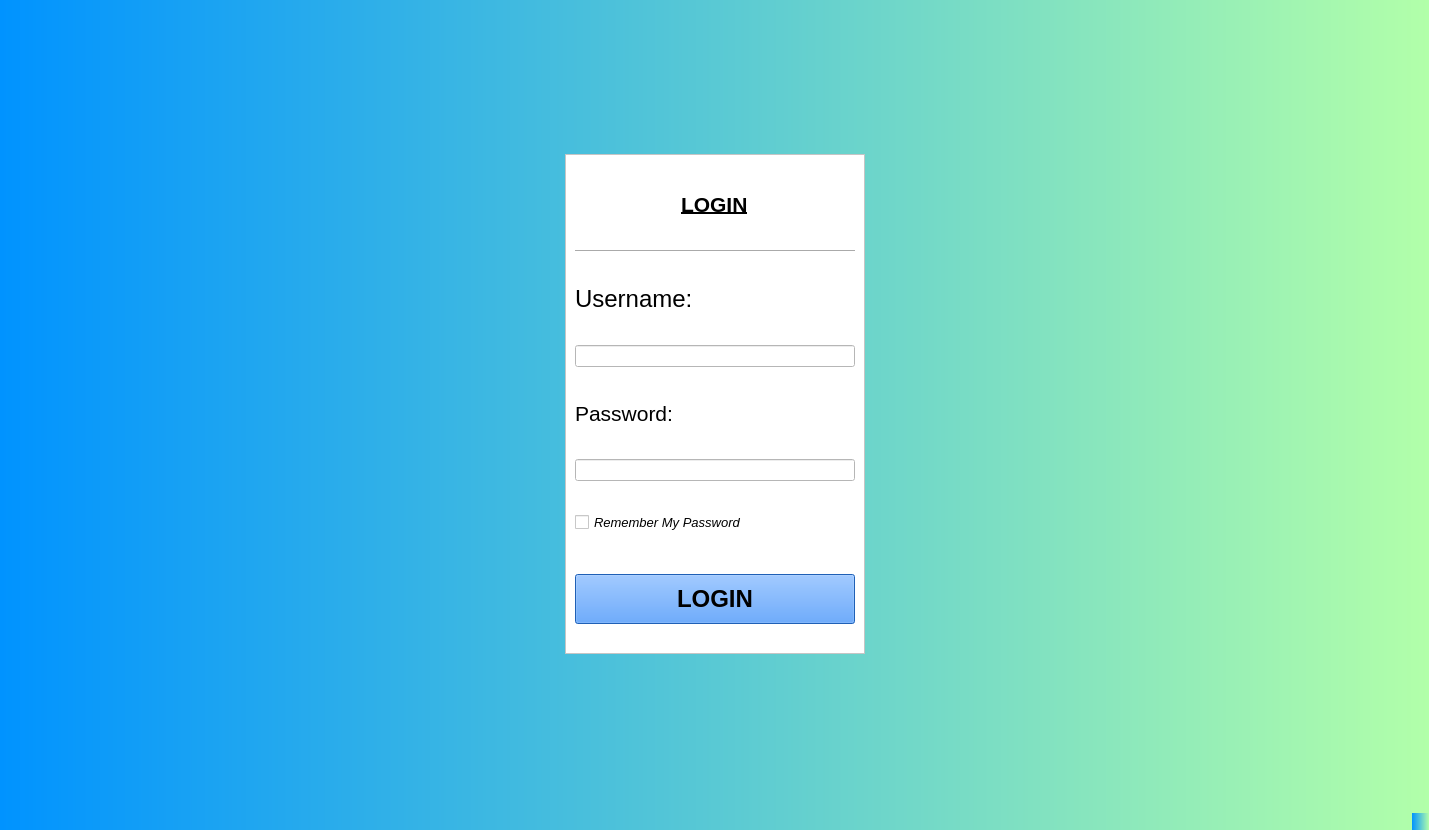
Before: the Qt Designer form login.ui in mj2266/inventory_app, drawn with Qt 5.
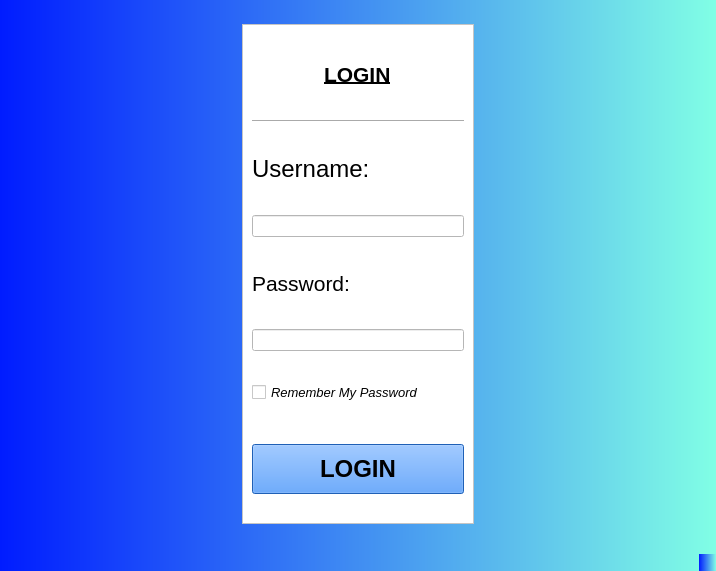
After: the same form once the commit is applied.

What changed in the file:
```diff
--- a/login.ui
+++ b/login.ui
@@ -6,17 +6,15 @@
    <rect>
     <x>0</x>
     <y>0</y>
-    <width>1429</width>
-    <height>830</height>
+    <width>716</width>
+    <height>571</height>
    </rect>
   </property>
   <property name="windowTitle">
    <string>MainWindow</string>
   </property>
   <property name="styleSheet">
-   <string notr="true">background-color: qlineargradient(spread:pad, x1:0, y1:0, x2:1, y2:0, stop:0 rgba(0, 147, 255, 255), stop:1 rgba(255, 255, 255, 255));
-background-color: qlineargradient(spread:pad, x1:0, y1:0, x2:1, y2:1, stop:0 rgba(0, 147, 255, 255), stop:1 rgba(178, 255, 169, 255));
-background-color: qlineargradient(spread:pad, x1:0, y1:0, x2:1, y2:0, stop:0 rgba(0, 147, 255, 255), stop:1 rgba(178, 255, 169, 255));</string>
+   <string notr="true">background-color: qlineargradient(spread:pad, x1:0, y1:0, x2:1, y2:0, stop:0 rgba(0, 28, 255, 255), stop:1 rgba(129, 255, 229, 255));</string>
   </property>
   <widget class="QWidget" name="centralwidget">
    <layout class="QGridLayout" name="gridLayout_2">
```
Left out of the diff: 16 changed lines with no effect on the pictures.
